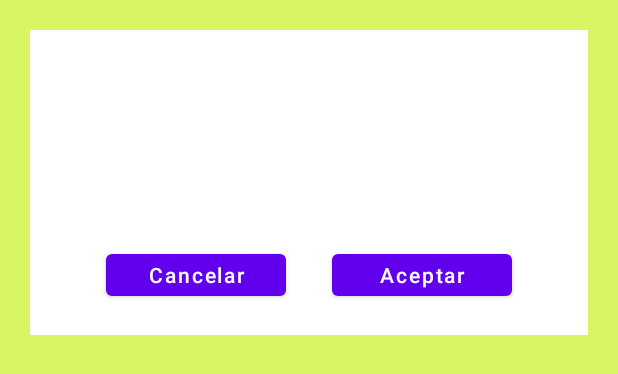
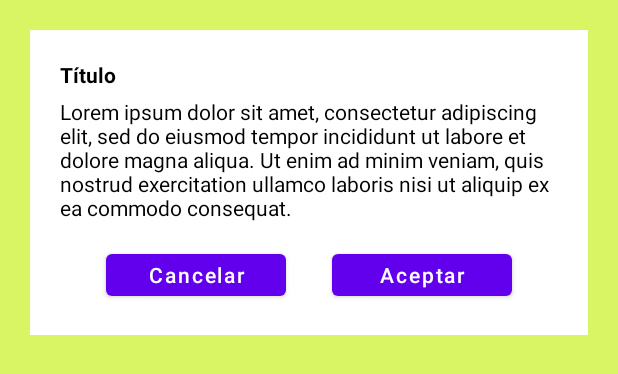
Before and after one commit to dhonti/idealista-tech-test, an Android app: the layout dialog_app.xml on its own in the app's theme, with its tools: preview values and no code run, on a phone screen of 412 x 824 dp. Shown: the top 374 px of the screen. Run offline under Robolectric (Android 15) with nearby library versions, the phone set to English and light mode, and no system bars.

Commit message:
Fix some bugs

```diff
--- a/app/src/main/java/com/dhontiveros/idealistatechtest/presentation/features/list/ListViewModel.kt
+++ b/app/src/main/java/com/dhontiveros/idealistatechtest/presentation/features/list/ListViewModel.kt
@@ -22,10 +22,6 @@ class ListViewModel @Inject constructor(
     private val removeFavProperty: RemoveFavProperty,
     private val getRemotePropertyById: GetRemotePropertyById
 ) : BaseViewModel<ListContract.State, ListContract.Effect>() {
-
-    init {
-        getUsersList()
-    }
 
     override fun createInitialState(): ListContract.State =
         ListContract.State(ListContract.ListsState.Idle)
--- a/app/src/main/res/layout/dialog_app.xml
+++ b/app/src/main/res/layout/dialog_app.xml
@@ -19,6 +19,7 @@
         <TextView
             android:id="@+id/tv_title"
             tools:text="Título"
+            android:textColor="@color/black"
             android:textStyle="bold"
             android:layout_width="match_parent"
             android:layout_height="wrap_content"
@@ -30,6 +31,7 @@
 
         <TextView
             android:id="@+id/tv_message"
+            android:textColor="@color/black"
             tools:text="Lorem ipsum dolor sit amet, consectetur adipiscing elit, sed do eiusmod tempor incididunt ut labore et dolore magna aliqua. Ut enim ad minim veniam, quis nostrud exercitation ullamco laboris nisi ut aliquip ex ea commodo consequat. "
             android:layout_marginTop="5dp"
             android:layout_width="match_parent"
--- a/app/src/main/res/layout/fragment_favorites.xml
+++ b/app/src/main/res/layout/fragment_favorites.xml
@@ -36,6 +36,7 @@
             visible="@{!showList}"
             android:layout_width="wrap_content"
             android:layout_height="wrap_content"
+            android:textColor="@color/black"
             android:text="@string/empty_list_fav"
             android:textAlignment="center"
             app:layout_constraintBottom_toBottomOf="parent"
--- a/app/src/main/res/layout/fragment_list.xml
+++ b/app/src/main/res/layout/fragment_list.xml
@@ -39,6 +39,7 @@
             android:layout_height="wrap_content"
             android:text="@string/empty_list"
             android:textAlignment="center"
+            android:textColor="@color/black"
             app:layout_constraintBottom_toBottomOf="parent"
 
             app:layout_constraintEnd_toEndOf="parent"
```
